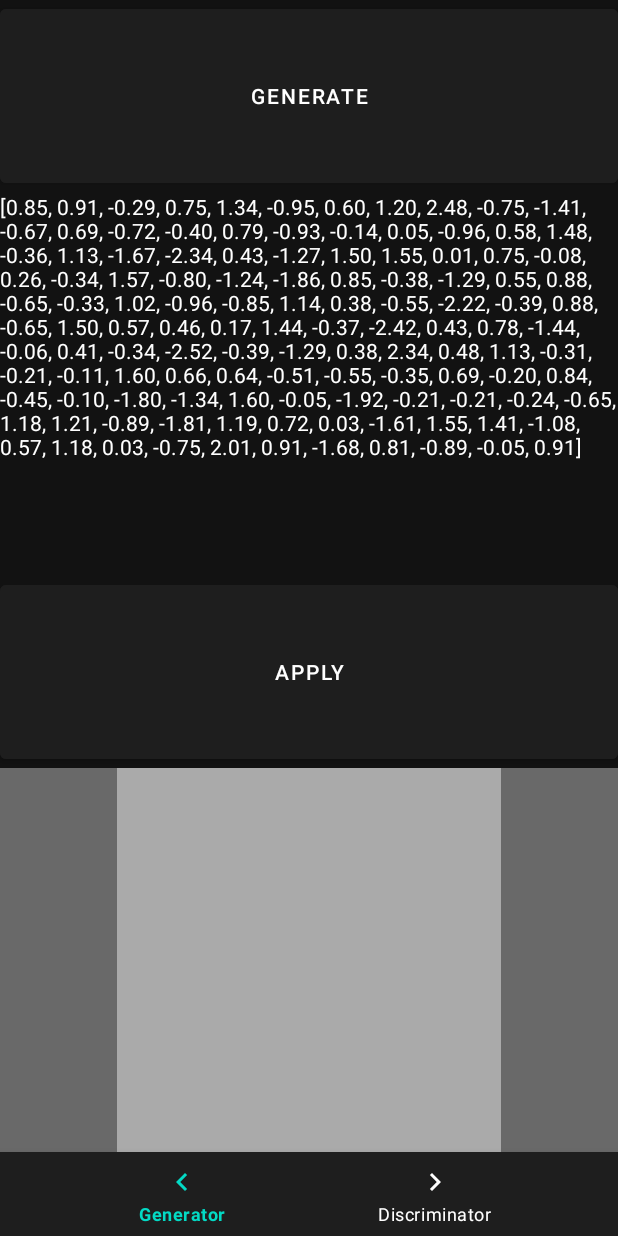
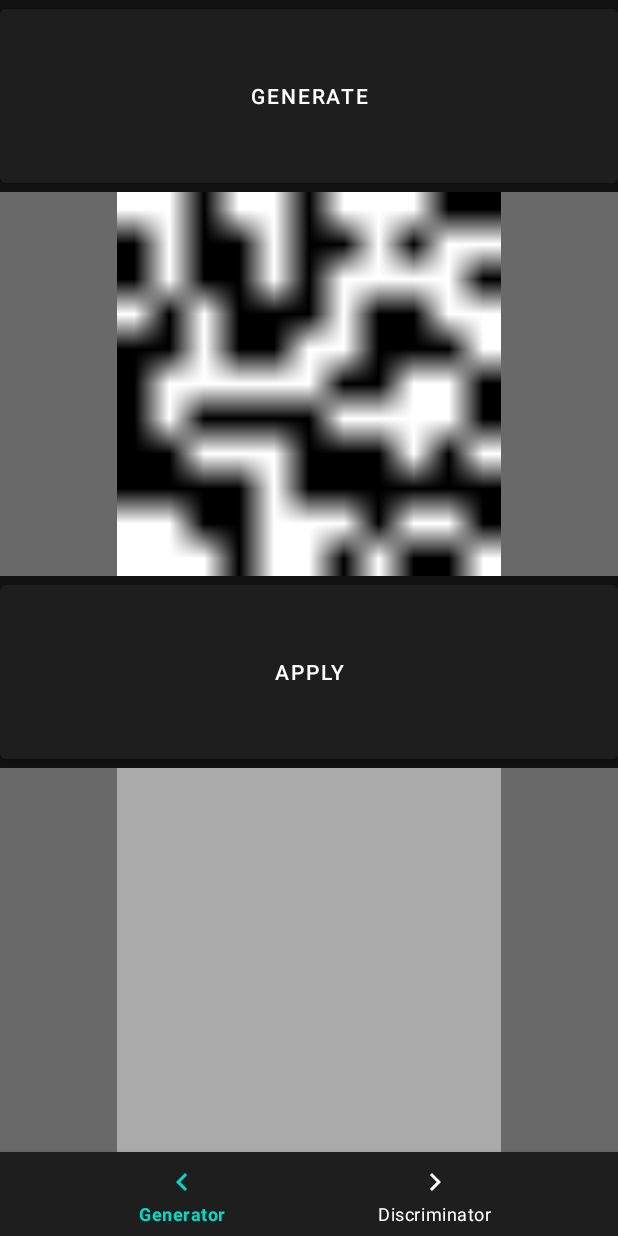
Before and after one commit to cedric-dem/ganalyzer, an Android app: the screen it shows after launch (GeneratorActivity), after a tap on "GENERATE", on a phone screen of 412 x 824 dp. Run offline under Robolectric (Android 15) with nearby library versions, the phone set to English and light mode, and no system bars; libraries missing offline, so code that uses them is left out: org.tensorflow.lite; network calls fail.

Commit message:
latent space view now  image

```diff
--- a/android_app/app/src/main/java/com/example/ganalyzer/GeneratorActivity.kt
+++ b/android_app/app/src/main/java/com/example/ganalyzer/GeneratorActivity.kt
@@ -1,21 +1,22 @@
 package com.example.ganalyzer
 
 import android.content.Intent
+import android.graphics.Bitmap
+import android.graphics.Color
 import android.os.Bundle
 import android.util.Log
 import android.widget.Button
 import android.widget.ImageView
-import android.widget.TextView
 import android.widget.Toast
 import androidx.appcompat.app.AppCompatActivity
 import androidx.lifecycle.lifecycleScope
 import com.example.GeneratorApplicator
 import com.google.android.material.bottomnavigation.BottomNavigationView
 import java.io.IOException
-import java.util.Locale
 import kotlinx.coroutines.Dispatchers
 import kotlinx.coroutines.launch
 import kotlinx.coroutines.withContext
+import kotlin.math.min
 
 class GeneratorActivity : AppCompatActivity() {
 
@@ -41,7 +42,7 @@ class GeneratorActivity : AppCompatActivity() {
     private fun setupButtons() {
         val generateButton = findViewById<Button>(R.id.button_generate_array)
         val applyButton = findViewById<Button>(R.id.button_apply_generator)
-        val generatedText = findViewById<TextView>(R.id.text_generated_array)
+        val generatedPreview = findViewById<ImageView>(R.id.image_generated_preview)
         val imagePreview = findViewById<ImageView>(R.id.image_generator_output)
 
         generateButton.setOnClickListener {
@@ -52,18 +53,8 @@ class GeneratorActivity : AppCompatActivity() {
 
             Log.d(TAG, "Generated new values: ${values.joinToString(limit = 5, truncated = "...")}")
 
-            val builder = StringBuilder()
-            builder.append('[')
-            values.forEachIndexed { index, value ->
-                builder.append(String.format(Locale.US, "%.2f", value))
-                if (index != values.lastIndex) {
-                    builder.append(", ")
-                }
-            }
-            builder.append(']')
-            generatedText.text = builder.toString()
-
             generatedValues = values
+            renderGeneratedPreview(generatedPreview, values)
             applyButton.isEnabled = generatorApplicator != null
         }
 
@@ -133,8 +124,20 @@ class GeneratorActivity : AppCompatActivity() {
         }
 
         companion object {
-        private const val DEFAULT_GENERATED_VALUES = 64
             private const val TAG = "GeneratorActivity"
+            private const val PREVIEW_GRID_SIZE = 11
+        }
+
+        private fun renderGeneratedPreview(previewView: ImageView, values: FloatArray) {
+            val pixelCount = PREVIEW_GRID_SIZE * PREVIEW_GRID_SIZE
+            val bitmap = Bitmap.createBitmap(PREVIEW_GRID_SIZE, PREVIEW_GRID_SIZE, Bitmap.Config.ARGB_8888)
+            val pixels = IntArray(pixelCount) { Color.BLACK }
+            val limit = min(pixelCount, values.size)
+            for (index in 0 until limit) {
+                pixels[index] = if (values[index] < 0f) Color.BLACK else Color.WHITE
+            }
+            bitmap.setPixels(pixels, 0, PREVIEW_GRID_SIZE, 0, 0, PREVIEW_GRID_SIZE, PREVIEW_GRID_SIZE)
+            previewView.setImageBitmap(bitmap)
         }
 
     private fun initializeGeneratorApplicator() {
--- a/android_app/app/src/main/res/layout/activity_generator.xml
+++ b/android_app/app/src/main/res/layout/activity_generator.xml
@@ -15,14 +15,24 @@
         android:textColor="@color/white"
         android:text="@string/generate_button" />
 
-
-    <TextView
-        android:id="@+id/text_generated_array"
+    <androidx.constraintlayout.widget.ConstraintLayout
+        android:background="@color/darker_darker_gray"
         android:layout_width="match_parent"
         android:layout_height="0dp"
-        android:layout_weight="2"
-        android:textColor="@color/white"
-        android:text="@string/input_text_hint" />
+        android:layout_weight="2">
+        <ImageView
+            android:id="@+id/image_generated_preview"
+            android:layout_width="0dp"
+            android:layout_height="0dp"
+            android:scaleType="centerCrop"
+            android:background="@android:color/darker_gray"
+            app:layout_constraintDimensionRatio="1:1"
+            app:layout_constraintTop_toTopOf="parent"
+            app:layout_constraintBottom_toBottomOf="parent"
+            app:layout_constraintStart_toStartOf="parent"
+            app:layout_constraintEnd_toEndOf="parent" />
+
+    </androidx.constraintlayout.widget.ConstraintLayout>
 
     <Button
         android:id="@+id/button_apply_generator"
--- a/android_app/app/src/main/res/values/strings.xml
+++ b/android_app/app/src/main/res/values/strings.xml
@@ -47,6 +47,7 @@
     <string name="input_text_hint">Input will appear here</string>
     <string name="generate_button">Generate</string>
     <string name="apply_button">apply</string>
+    <string name="generator_preview_content_description">Preview of generated latent vector values</string>
     <string name="select_photo_from_gallery">Select Photo From Gallery</string>
     <string name="apply_model_button">Apply Model</string>
     <string name="output_will_appear_here_text">output will appear here</string>
```
Lines whose indentation alone changed are shown as unchanged.
